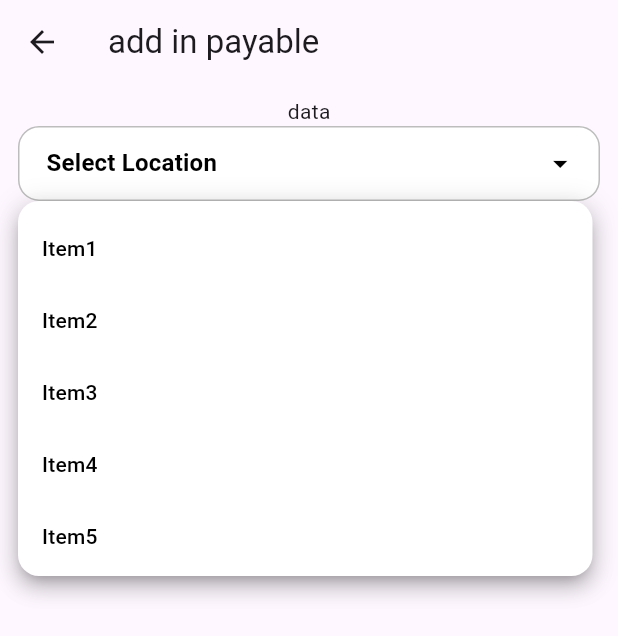
After one commit to yashpitroda/cashbook, a Flutter app: the AddInPayableScreen screen opened by its route, after a tap on "Select Location", on a phone screen of 412 x 824 dp. The commit adds this screen. Shown: the top 636 px of the screen. Run offline on Flutter 3.47's test engine with Material 2 defaults, Android fonts, the phone set to English and light mode, and no system bars; drawn by our look-alikes of dropdown_button2; our stand-ins replace firebase_auth, firebase_core, google_sign_in; accounts and stored records are empty; network calls fail.

Commit message:
work on payable screen

```diff
--- a/cashbook_app/lib/main.dart
+++ b/cashbook_app/lib/main.dart
@@ -1,3 +1,4 @@
+import 'package:cashbook_app/screen/add_in_payable_screen.dart';
 import 'package:cashbook_app/screen/home_screen.dart';
 import 'package:firebase_core/firebase_core.dart';
 import 'package:flutter/material.dart';
@@ -16,7 +17,6 @@ void main() async {
 
 class MyApp extends StatelessWidget {
   const MyApp({super.key});
-
 
   @override
   Widget build(BuildContext context) {
@@ -45,6 +45,9 @@ class MyApp extends StatelessWidget {
             }
           },
         ),
+        routes: {
+          AddInPayableScreen.routeName: (context) => AddInPayableScreen(),
+        },
       ),
     );
   }
--- /dev/null
+++ b/cashbook_app/lib/screen/add_in_payable_screen.dart
@@ -0,0 +1,133 @@
+import 'package:dropdown_button2/dropdown_button2.dart';
+import 'package:flutter/material.dart';
+
+class AddInPayableScreen extends StatefulWidget {
+  const AddInPayableScreen({super.key});
+  static const routeName = '/AddInPayableScreen';
+
+  @override
+  State<AddInPayableScreen> createState() => _AddInPayableScreenState();
+}
+
+class _AddInPayableScreenState extends State<AddInPayableScreen> {
+  final GlobalKey<FormState> _formKey = GlobalKey();
+
+  String? selectedCname;
+  final List<String> cNameList = [
+    'Item1',
+    'Item2',
+    'Item3',
+    'Item4',
+    'Item5',
+    'Item6',
+    'Item7',
+    'Item8',
+  ];
+  Future<void> _submitHander() async {
+    print(selectedCname);
+  }
+
+  @override
+  Widget build(BuildContext context) {
+    var mqhight=MediaQuery.of(context).size.height;
+    var mqwidth=MediaQuery.of(context).size.width;
+    return Scaffold(
+      appBar: AppBar(
+        title: Text("add in payable"),
+      ),
+      body: Padding(
+        padding: const EdgeInsets.symmetric(horizontal: 12, vertical: 8),
+        child: Container(
+          child: Column(
+            children: [
+              Text("data"),
+              DropdownButtonHideUnderline(
+                child: Center(
+                  child: DropdownButton2(
+                    isExpanded: true,
+                    hint: Row(
+                      children: const [
+                        // Icon(
+                        //   Icons.list,
+                        //   size: 16,
+                        //   color: Colors.black,
+                        // ),
+                        SizedBox(
+                          width: 4,
+                        ),
+                        Expanded(
+                          child: Text(
+                            'Select Location',
+                            style: TextStyle(
+                              fontSize: 16,
+                              fontWeight: FontWeight.bold,
+                              color: Colors.black,
+                            ),
+                            overflow: TextOverflow.ellipsis,
+                          ),
+                        ),
+                      ],
+                    ),
+                    items: cNameList
+                        .map((item) => DropdownMenuItem<String>(
+                              value: item,
+                              child: Text(
+                                item,
+                                style: const TextStyle(
+                                  fontSize: 14,
+                                  fontWeight: FontWeight.w500,
+                                  color: Colors.black,
+                                ),
+                                overflow: TextOverflow.ellipsis,
+                              ),
+                            ))
+                        .toList(),
+
+                    onChanged: (value) {
+                      setState(() {
+                        selectedCname = value as String;
+                      });
+                    },
+                    value: selectedCname,
+                    icon: const Icon(
+                      Icons.arrow_drop_down_outlined,
+                    ),
+                    iconSize: 23,
+                    iconEnabledColor: Colors.black,
+                    iconDisabledColor: Colors.white,
+                    buttonHeight: 50,
+                    buttonWidth: 400,
+                    buttonPadding: const EdgeInsets.only(left: 14, right: 14),
+                    buttonDecoration: BoxDecoration(
+                      borderRadius: BorderRadius.circular(14),
+                      border: Border.all(
+                        color: Colors.black26,
+                      ),
+                      color: Colors.white,
+                    ),
+                    buttonElevation: 0,
+                    itemHeight: 48,
+                    // itemPadding: const EdgeInsets.only(left: 14, right: 14),
+                    dropdownMaxHeight: 250,
+                    dropdownWidth: 383,
+                    dropdownPadding: null,
+                    dropdownDecoration: BoxDecoration(
+                      borderRadius: BorderRadius.circular(14),
+                      color: Colors.white,
+                    ),
+                    dropdownElevation: 2,
+                    scrollbarRadius: const Radius.circular(40),
+                    scrollbarThickness: 6,
+                    scrollbarAlwaysShow: true,
+                    // offset: const Offset(-20, 0),
+                  ),
+                ),
+              ),
+              ElevatedButton(onPressed: _submitHander, child: Text("btn"))
+            ],
+          ),
+        ),
+      ),
+    );
+  }
+}
--- a/cashbook_app/lib/screen/client_screen.dart
+++ b/cashbook_app/lib/screen/client_screen.dart
@@ -1,3 +1,4 @@
+import 'package:firebase_auth/firebase_auth.dart';
 import 'package:flutter/material.dart';
 import 'package:flutter/src/widgets/container.dart';
 import 'package:flutter/src/widgets/framework.dart';
@@ -9,6 +10,7 @@ class ClientScreen extends StatelessWidget {
 
   @override
   Widget build(BuildContext context) {
+    final currentUser = FirebaseAuth.instance.currentUser;
     return Scaffold(
       backgroundColor: Colors.white,
       body: NestedScrollView(headerSliverBuilder: (context, isScrolled) {
@@ -16,7 +18,12 @@ class ClientScreen extends StatelessWidget {
           scrollableAppbar(),
         ];
       },
-      body: LayoutBuilder(builder: (context, constraint) {
+      body:
+
+
+
+
+      LayoutBuilder(builder: (context, constraint) {
         return Container(
           height: constraint.maxHeight,
           width: double.infinity,
--- a/cashbook_app/lib/screen/home_screen.dart
+++ b/cashbook_app/lib/screen/home_screen.dart
@@ -1,3 +1,5 @@
+import 'package:cashbook_app/screen/add_in_payable_screen.dart';
+import 'package:cashbook_app/screen/client_screen.dart';
 import 'package:firebase_auth/firebase_auth.dart';
 import 'package:flutter/material.dart';
 import 'package:provider/provider.dart';
@@ -26,9 +28,8 @@ class _HomeScreenState extends State<HomeScreen> {
         builder: (context, snapshot) {
           if (snapshot.connectionState == ConnectionState.done) {
             if (snapshot.data == true) {
-              return Center(
-                child: Text("jfdsj"),
-              );
+              // return ClientScreen();
+              return AddInPayableScreen();
             }
           }
 
--- a/cashbook_app/lib/utill/utility.dart
+++ b/cashbook_app/lib/utill/utility.dart
@@ -1,12 +1,11 @@
 import 'package:flutter/material.dart';
 
 class Utility {
-  static const BASEURL="http://192.168.2.3:9000";
+  static const BASEURL="http://192.168.43.83:9000";
 
   // static void displaysnackbar( String message,{required BuildContext context}) {
   static void displaysnackbar( {required BuildContext context,required String message}) {
     ScaffoldMessenger.of(context)
         .showSnackBar(SnackBar(content: Text(message)));
   }
-
 }
--- a/cashbook_app/pubspec.yaml
+++ b/cashbook_app/pubspec.yaml
@@ -43,6 +43,9 @@ dependencies:
   sign_in_with_apple: ^4.2.0
   provider: ^6.0.4
   http: ^0.13.5
+  lottie: ^2.0.0
+  shimmer: ^2.0.0
+  dropdown_button2: ^1.9.2
 
 dev_dependencies:
   flutter_test:
```
Also changed, not shown: cashbook_app/pubspec.lock, 2 other files.
